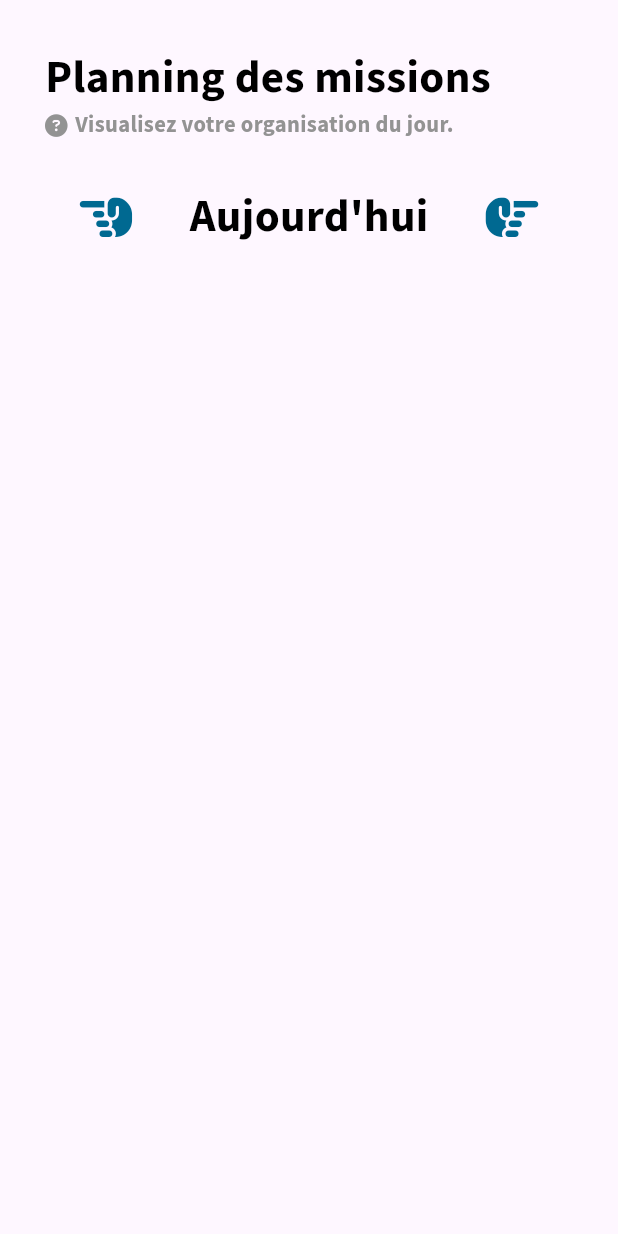
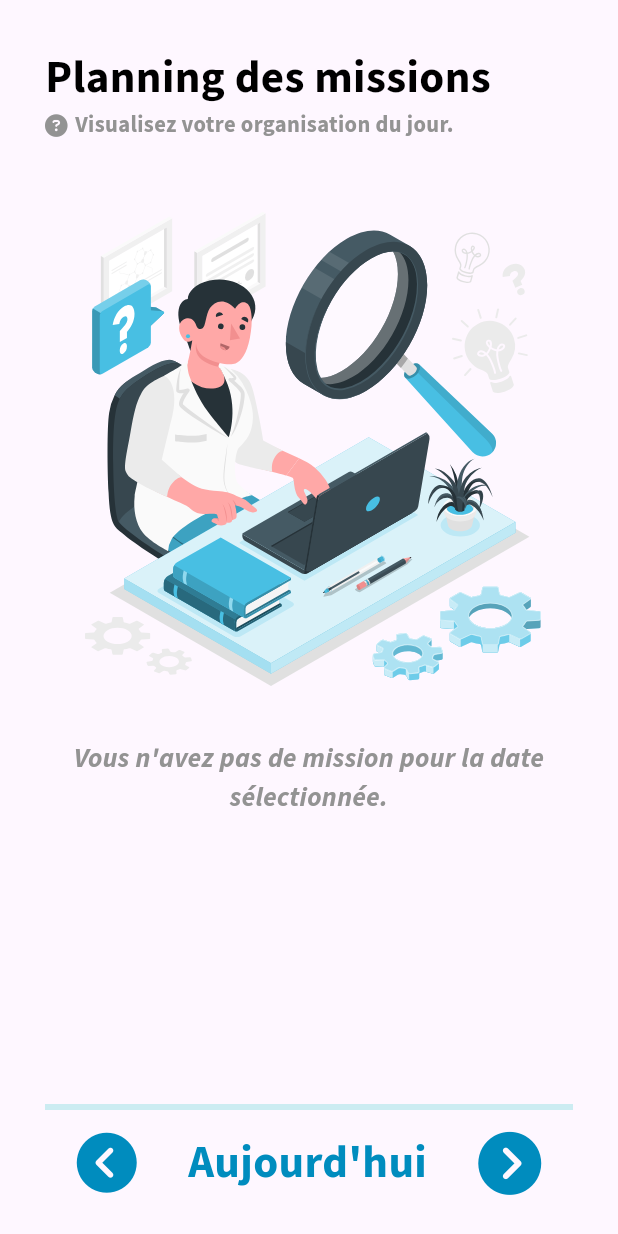
Before and after one commit to Samypnotise/mediplan-mobile, a Flutter app: the PlanningView screen opened directly, on a phone screen of 412 x 824 dp. Run offline on Flutter 3.47's test engine with Material 3 defaults, Android fonts, the phone set to English and light mode, and no system bars; our stand-ins replace animated_custom_dropdown, another_flushbar, flutter_bloc, flutter_dotenv, flutter_secure_storage, flutter_svg and 3 more; missing offline and left inert: flutter_polyline_points; accounts and stored records are empty.

Commit message:
refactor: changing planning view aspect
- Adding divider between list and date selector
- Putting the date selector at the bottom

```diff
--- a/lib/views/planning_view.dart
+++ b/lib/views/planning_view.dart
@@ -1,5 +1,6 @@
 import 'package:flutter/material.dart';
 import 'package:flutter_bloc/flutter_bloc.dart';
+import 'package:flutter_svg/svg.dart';
 import 'package:font_awesome_flutter/font_awesome_flutter.dart';
 import 'package:google_fonts/google_fonts.dart';
 import 'package:intl/intl.dart';
@@ -21,6 +22,8 @@ class _PlanningViewState extends State<PlanningView> {
 
   @override
   Widget build(BuildContext context) {
+    double phoneWidth = MediaQuery.of(context).size.width;
+
     return Scaffold(
       body: SafeArea(
         child: Padding(
@@ -66,51 +69,6 @@ class _PlanningViewState extends State<PlanningView> {
                   ),
                 ],
               ),
-              //! Sélecteur de date
-              Padding(
-                padding: const EdgeInsets.only(top: 25),
-                child: Row(
-                  mainAxisAlignment: MainAxisAlignment.spaceAround,
-                  children: [
-                    IconButton(
-                      onPressed: () {
-                        setState(() {
-                          _currentDate =
-                              _currentDate.subtract(const Duration(days: 1));
-                        });
-                      },
-                      icon: const FaIcon(
-                        FontAwesomeIcons.solidHandPointLeft,
-                        color: MediplanColors.primary,
-                        size: 35,
-                      ),
-                    ),
-                    Text(
-                      _currentDate.day == DateTime.now().day
-                          ? "Aujourd'hui"
-                          : DateFormat("dd/MM/yyyy").format(_currentDate),
-                      style: GoogleFonts.sourceSansPro(
-                        fontWeight: FontWeight.bold,
-                        fontSize: 30,
-                        color: Colors.black,
-                      ),
-                    ),
-                    IconButton(
-                      onPressed: () {
-                        setState(() {
-                          _currentDate =
-                              _currentDate.add(const Duration(days: 1));
-                        });
-                      },
-                      icon: const FaIcon(
-                        FontAwesomeIcons.solidHandPointRight,
-                        color: MediplanColors.primary,
-                        size: 35,
-                      ),
-                    ),
-                  ],
-                ),
-              ),
 
               //! Liste des missions
               BlocBuilder<MediplanBloc, MediplanState>(
@@ -125,14 +83,42 @@ class _PlanningViewState extends State<PlanningView> {
                   return Expanded(
                     child: Padding(
                       padding: const EdgeInsets.only(top: 20),
-                      child: ListView.separated(
+                      child: missions!.isEmpty
+                          ? Padding(
+                              padding: const EdgeInsets.only(top: 20),
+                              child: Column(
+                                crossAxisAlignment: CrossAxisAlignment.center,
+                                children: [
+                                  SvgPicture.asset(
+                                    'lib/images/Researching-amico.svg',
+                                    width: phoneWidth * 0.8,
+                                  ),
+                                  Padding(
+                                    padding: const EdgeInsets.only(top: 30),
+                                    child: Text(
+                                      textAlign: TextAlign.center,
+                                      "Vous n'avez pas de mission pour la date sélectionnée.",
+                                      style: GoogleFonts.sourceSansPro(
+                                        fontWeight: FontWeight.bold,
+                                        fontStyle: FontStyle.italic,
+                                        color: MediplanColors.placeholder,
+                                        fontSize: 18,
+                                      ),
+                                    ),
+                                  ),
+                                ],
+                              ),
+                            )
+                          : ListView.separated(
                               physics: const BouncingScrollPhysics(),
-                        padding: const EdgeInsets.symmetric(horizontal: 5),
-                        itemCount: missions!.length,
+                              padding:
+                                  const EdgeInsets.symmetric(horizontal: 5),
+                              itemCount: missions.length,
                               itemBuilder: (context, index) {
                                 return Padding(
                                   padding: EdgeInsets.only(
-                              bottom: index == missions.length - 1 ? 10 : 0,
+                                    bottom:
+                                        index == missions.length - 1 ? 10 : 0,
                                   ),
                                   child: MissionTile(mission: missions[index]),
                                 );
@@ -145,6 +131,60 @@ class _PlanningViewState extends State<PlanningView> {
                   );
                 },
               ),
+
+              const Padding(
+                padding: EdgeInsets.only(top: 15),
+                child: SizedBox(
+                  width: double.infinity,
+                  child: Divider(
+                    thickness: 4,
+                    color: MediplanColors.quaternary,
+                  ),
+                ),
+              ),
+
+              //! Sélecteur de date
+              Row(
+                mainAxisAlignment: MainAxisAlignment.spaceAround,
+                children: [
+                  IconButton(
+                    onPressed: () {
+                      setState(() {
+                        _currentDate =
+                            _currentDate.subtract(const Duration(days: 1));
+                      });
+                    },
+                    icon: const FaIcon(
+                      FontAwesomeIcons.circleChevronLeft,
+                      color: MediplanColors.secondary,
+                      size: 40,
+                    ),
+                  ),
+                  Text(
+                    _currentDate.day == DateTime.now().day
+                        ? "Aujourd'hui"
+                        : DateFormat("dd/MM/yyyy").format(_currentDate),
+                    style: GoogleFonts.sourceSansPro(
+                      fontWeight: FontWeight.bold,
+                      fontSize: 30,
+                      color: MediplanColors.secondary,
+                    ),
+                  ),
+                  IconButton(
+                    onPressed: () {
+                      setState(() {
+                        _currentDate =
+                            _currentDate.add(const Duration(days: 1));
+                      });
+                    },
+                    icon: const FaIcon(
+                      FontAwesomeIcons.circleChevronRight,
+                      color: MediplanColors.secondary,
+                      size: 42,
+                    ),
+                  ),
+                ],
+              ),
             ],
           ),
         ),
```
Lines whose indentation alone changed are shown as unchanged.
